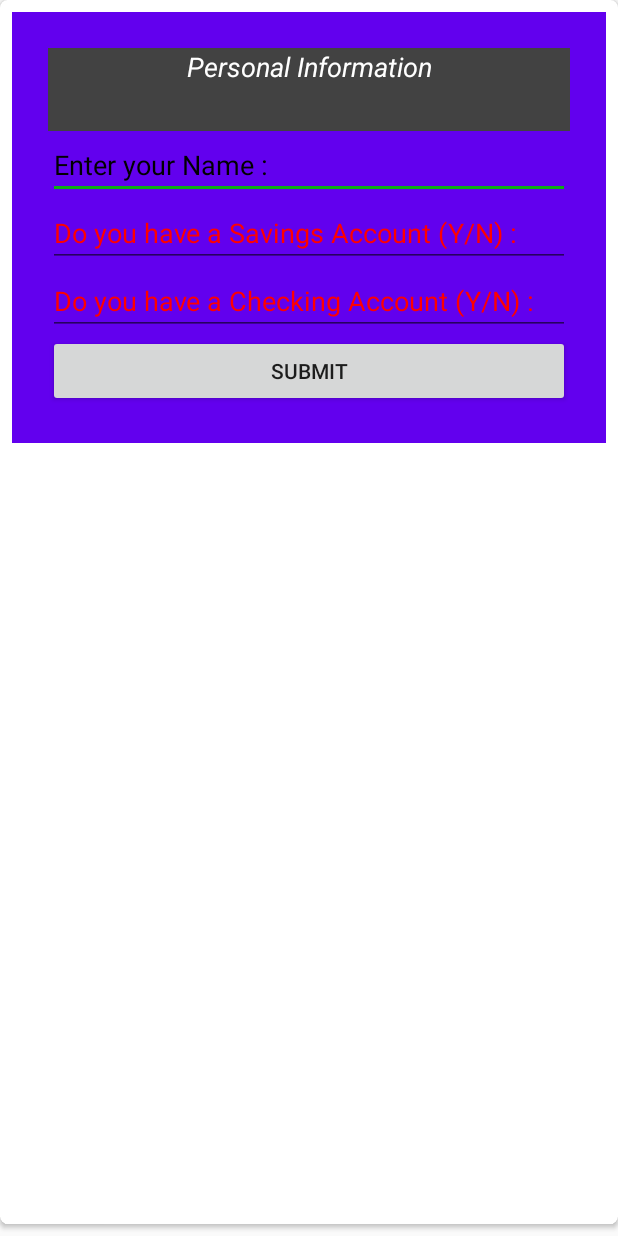
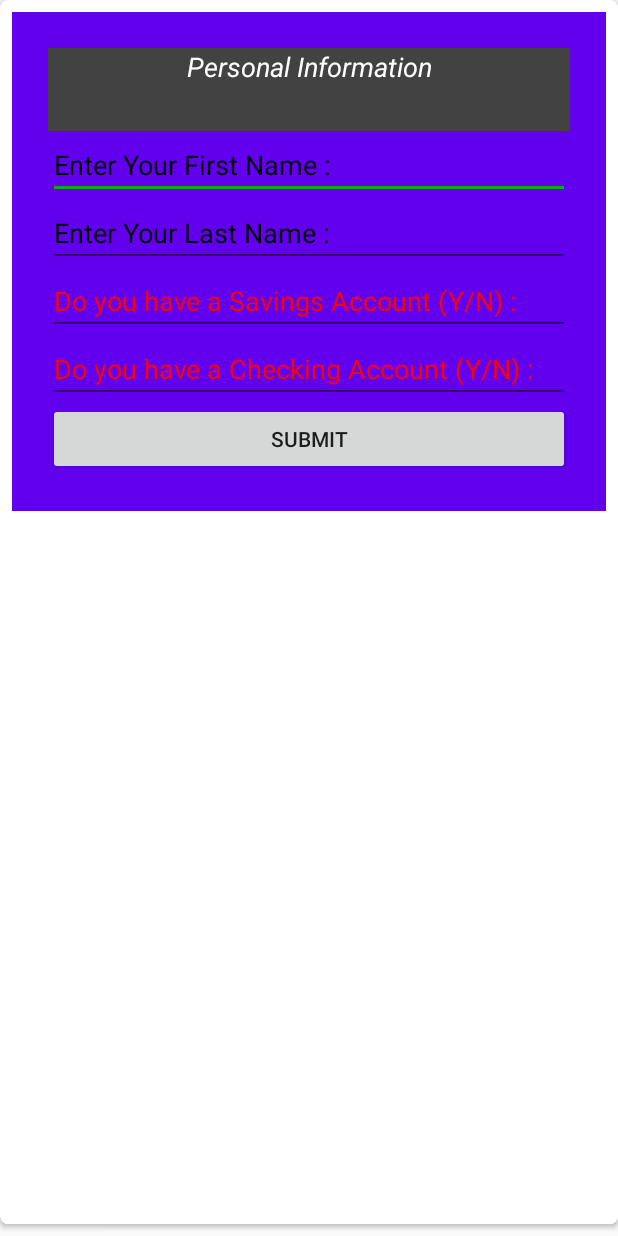
Before and after one commit to rlmar123/DailyMoneyCounter, an Android app: the layout open_pop_up.xml on its own in the app's theme, with its tools: preview values and no code run, on a phone screen of 412 x 824 dp. Run offline under Robolectric (Android 15) with nearby library versions, the phone set to English and light mode, and no system bars.

Commit message:
Added the opening pop up...

```diff
--- a/Learn/app/src/main/res/layout/open_pop_up.xml
+++ b/Learn/app/src/main/res/layout/open_pop_up.xml
@@ -32,18 +32,26 @@
                 android:textStyle="italic" />
 
             <EditText
-                android:id="@+id/name_text"
+                android:id="@+id/first_name"
                 android:layout_width="match_parent"
                 android:layout_height="wrap_content"
                 android:layout_below="@id/title"
-                android:hint="Enter your Name : "
+                android:hint="Enter Your First Name : "
+                android:textColorHint="#000000"/>
+
+            <EditText
+                android:id="@+id/last_name"
+                android:layout_width="match_parent"
+                android:layout_height="wrap_content"
+                android:layout_below="@id/first_name"
+                android:hint="Enter Your Last Name : "
                 android:textColorHint="#000000"/>
 
             <EditText
                 android:id="@+id/savings_answer"
                 android:layout_width="match_parent"
                 android:layout_height="wrap_content"
-                android:layout_below="@id/name_text"
+                android:layout_below="@id/last_name"
                 android:hint="Do you have a Savings Account (Y/N) : "
                 android:textColorHint="#FF0000"/>
 
```
Also changed, not shown: Learn/app/src/main/java/com/example/learn/Model/Person.java (+10 -10 lines), Learn/app/src/main/java/com/example/learn/Model/Transaction.java (+4 -4 lines), Learn/app/src/main/java/com/example/learn/TitleActivity.java (+47 -8 lines), Learn/app/src/main/res/layout/activity_title.xml (+1 -9 lines).
